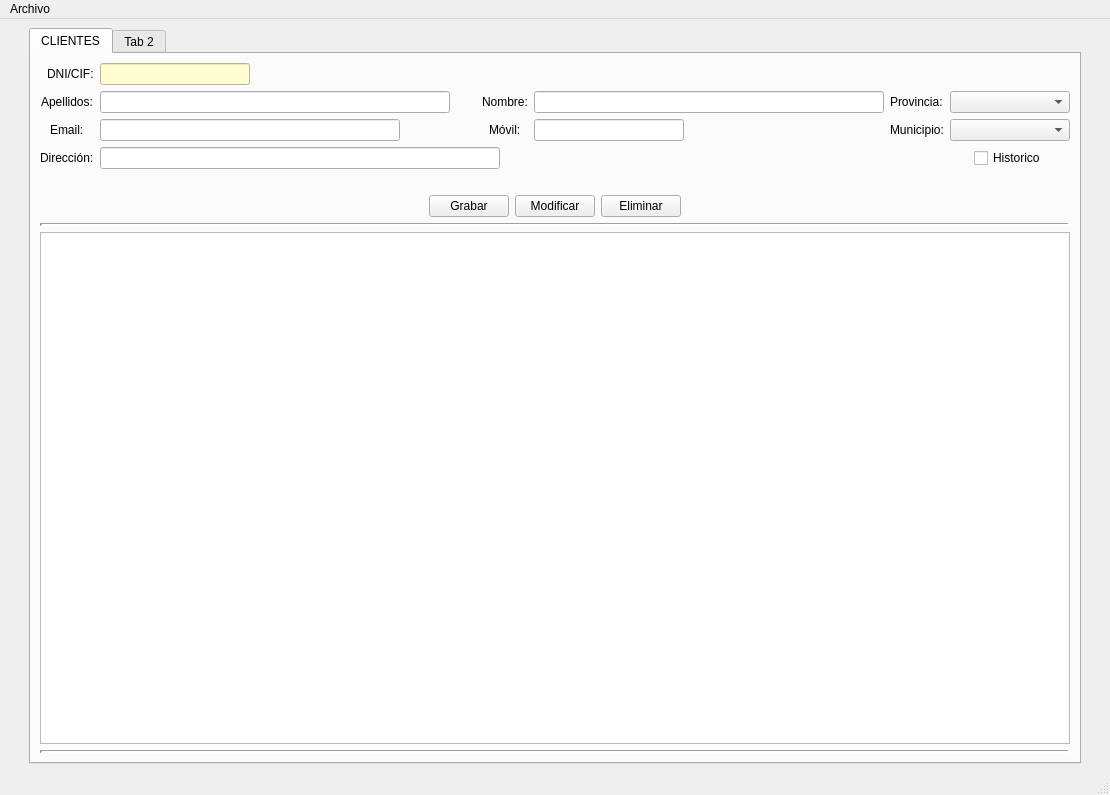
Before: the Qt Designer form venPrincipal.ui in AmarinoLama/desarrolloInterfaces_Proyecto, drawn with Qt 5.
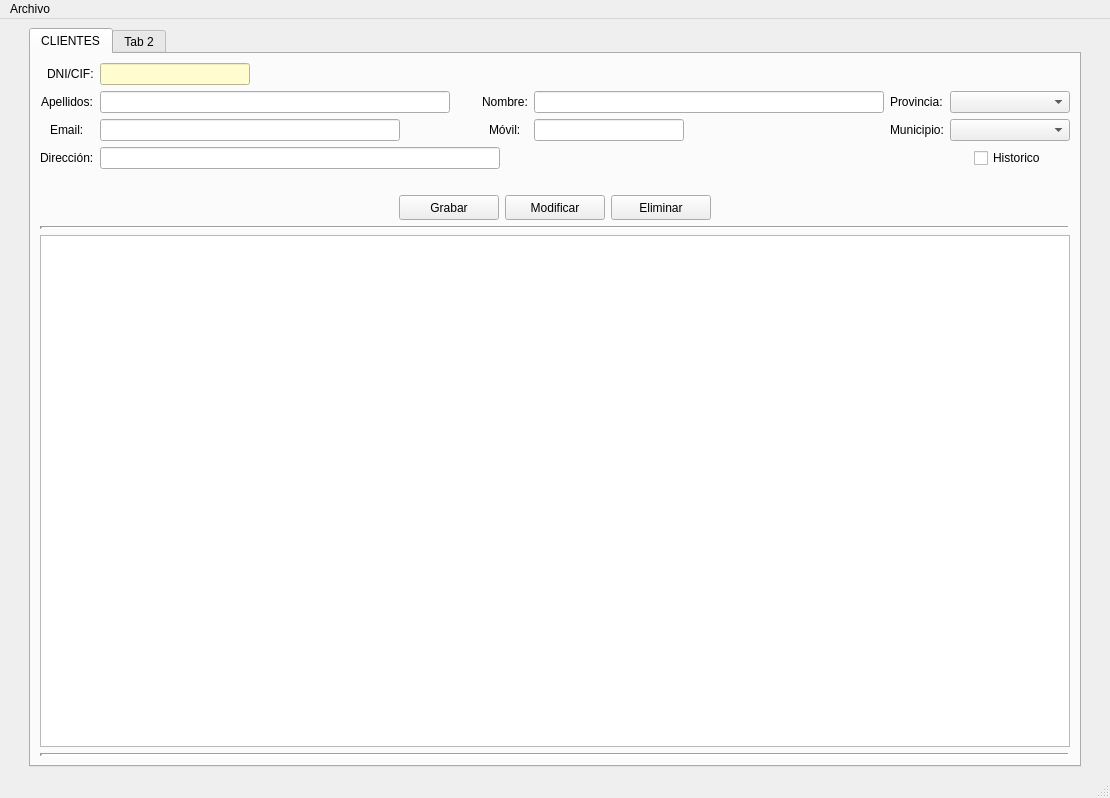
After: the same form once the commit is applied. Icons and pictures are not drawn.

Commit message: fix(): poner los botones iguales

Diff of the .ui file:
```diff
--- a/venPrincipal.ui
+++ b/venPrincipal.ui
@@ -321,6 +321,18 @@
           </item>
           <item>
            <widget class="QPushButton" name="btnGrabarcli">
+            <property name="minimumSize">
+             <size>
+              <width>100</width>
+              <height>25</height>
+             </size>
+            </property>
+            <property name="maximumSize">
+             <size>
+              <width>100</width>
+              <height>25</height>
+             </size>
+            </property>
             <property name="text">
              <string>Grabar</string>
             </property>
@@ -328,6 +340,18 @@
           </item>
           <item>
            <widget class="QPushButton" name="btnModifcli">
+            <property name="minimumSize">
+             <size>
+              <width>100</width>
+              <height>25</height>
+             </size>
+            </property>
+            <property name="maximumSize">
+             <size>
+              <width>100</width>
+              <height>25</height>
+             </size>
+            </property>
             <property name="text">
              <string>Modificar</string>
             </property>
@@ -335,6 +359,18 @@
           </item>
           <item>
            <widget class="QPushButton" name="btnDelcli">
+            <property name="minimumSize">
+             <size>
+              <width>100</width>
+              <height>25</height>
+             </size>
+            </property>
+            <property name="maximumSize">
+             <size>
+              <width>100</width>
+              <height>25</height>
+             </size>
+            </property>
             <property name="text">
              <string>Eliminar</string>
             </property>
```
The commit also changes 1 other file.
